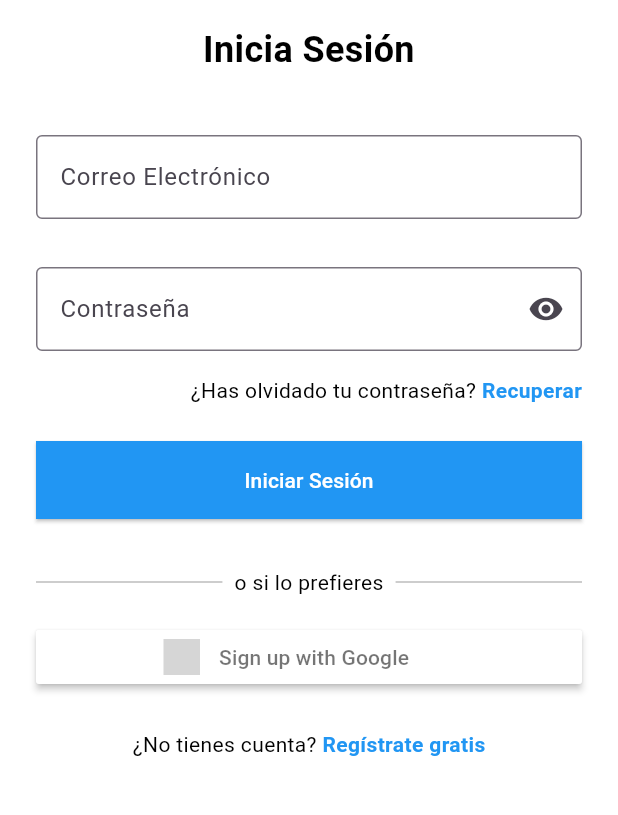
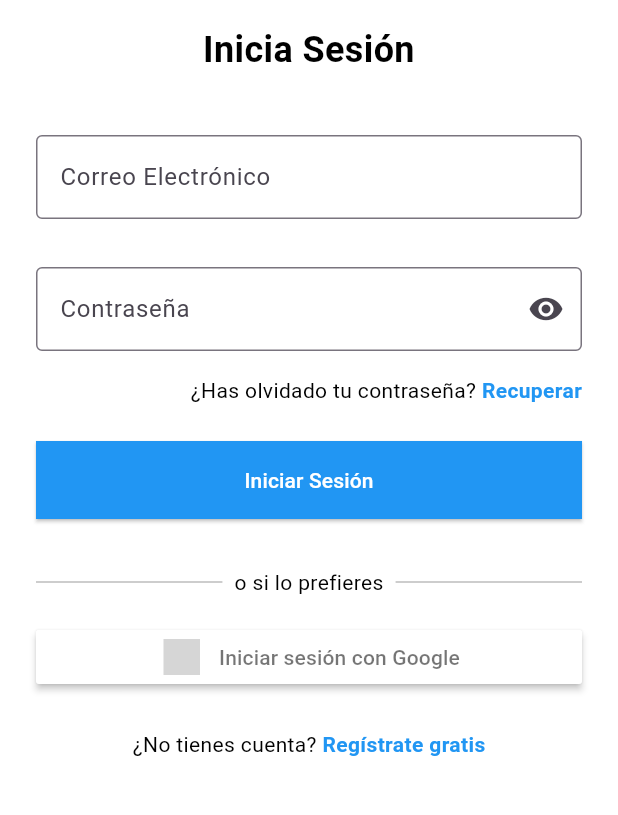
Before and after one commit to AbelMoroEducaMadrid/gastrohub-app, a Flutter app: the screen it shows after launch, on a phone screen of 412 x 824 dp, the part 273-1088 px from its top. Run offline on Flutter 3.47's test engine with Material 3 defaults, Android fonts, the phone set to English and light mode, and no system bars; our stand-ins replace flutter_riverpod, flutter_signin_button; grey boxes are pictures that could not be loaded.

Commit message:
Texto en español

```diff
--- a/frontend/lib/src/auth/screens/login_screen.dart
+++ b/frontend/lib/src/auth/screens/login_screen.dart
@@ -96,7 +96,7 @@ class LoginScreen extends ConsumerWidget {
                 const SizedBox(height: 16),
                 SignInButton(
                   Buttons.Google,
-                  text: "Sign up with Google",
+                  text: "Iniciar sesión con Google",
                   onPressed: () {},
                 ),
                 const SizedBox(height: 24),
```
